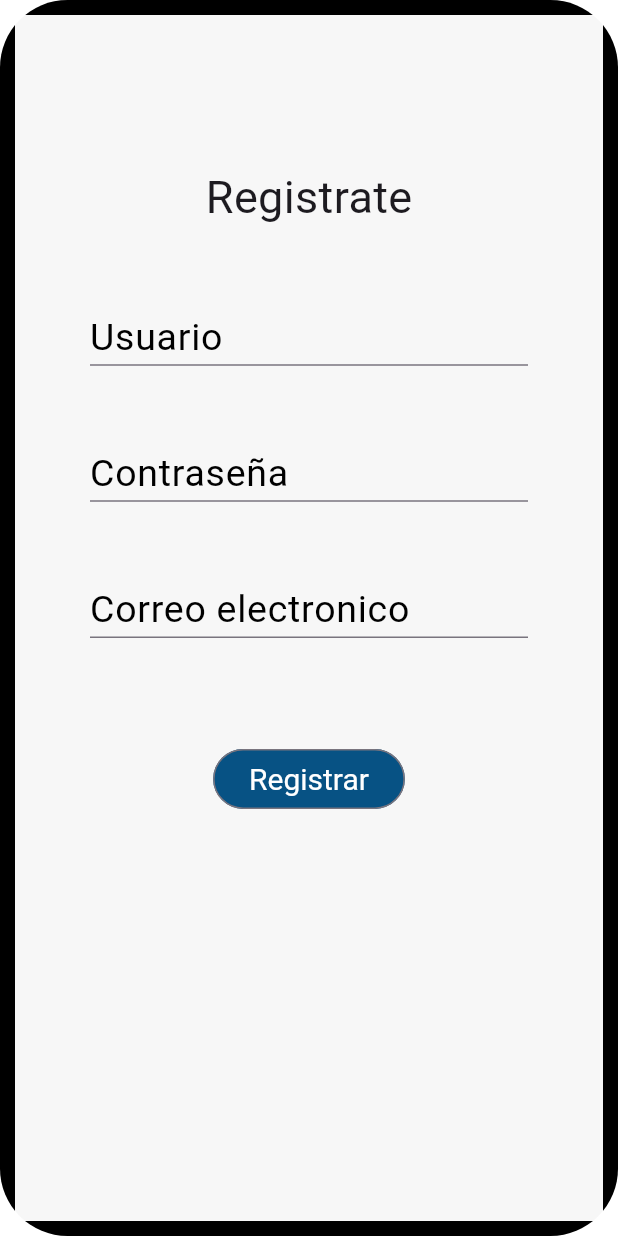
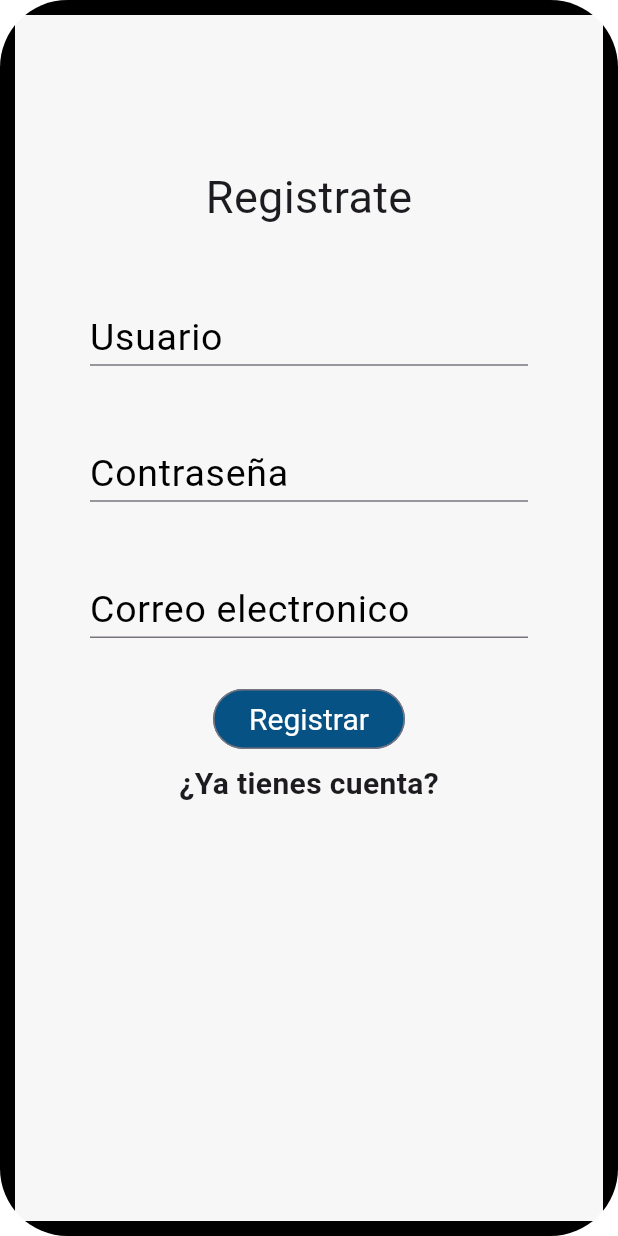
Before and after one commit to gentlemani/flutterSchool, a Flutter app: the SignUpPage screen opened directly, on a phone screen of 412 x 824 dp. Run offline on Flutter 3.47's test engine with Material 3 defaults, Android fonts, the phone set to English and light mode, and no system bars; our stand-ins replace firebase_auth, firebase_core; accounts and stored records are empty.

Commit message:
widget linklogin, "¿Ya tienes cuenta?", regresa al login

```diff
--- a/lib/sesion/register_page.dart
+++ b/lib/sesion/register_page.dart
@@ -76,6 +76,19 @@ class _SignUpPageState extends State<SignUpPage> {
         ));
   }
 
+  Widget linklogin() {
+    return Center(
+        child: GestureDetector(
+      onTap: () {
+        Navigator.pop(context);
+      },
+      child: const Text(
+        '¿Ya tienes cuenta?',
+        style: TextStyle(fontSize: 20, fontWeight: FontWeight.bold),
+      ),
+    ));
+  }
+
   @override
   Widget build(BuildContext context) {
     return ClipRRect(
@@ -111,9 +124,11 @@ class _SignUpPageState extends State<SignUpPage> {
                             _entryPasswordField(_controllerPassword),
                             _entryEmailField(_controllerEmail),
                             const SizedBox(
-                              height: 70,
+                              height: 30,
                             ),
                             _submitButton(),
+                            const SizedBox(height: 5),
+                            linklogin(),
                           ],
                         ))))));
   }
```
